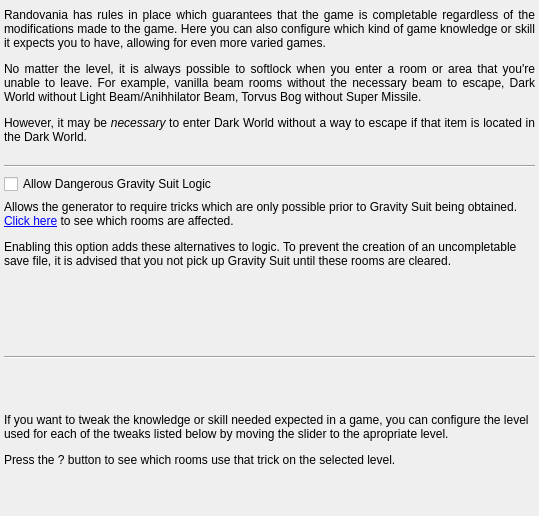
Above: randovania/gui/ui_files/preset_trick_level.ui from randovania/randovania before the change. Below: the same form after it.
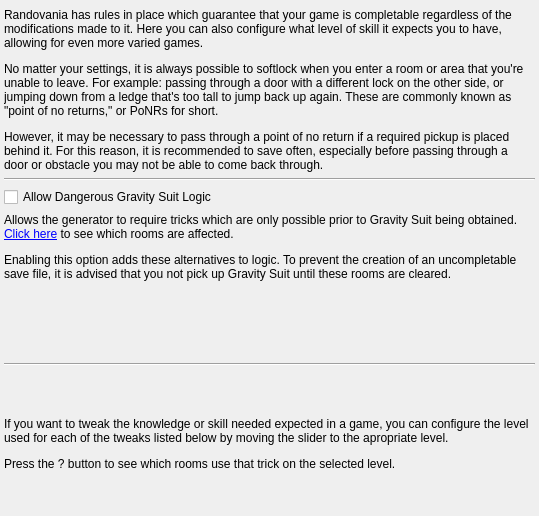
That is the form after the change.

Commit message: removed game-specific text in preset editor header

The edit to the form file:
```diff
--- a/randovania/gui/ui_files/preset_trick_level.ui
+++ b/randovania/gui/ui_files/preset_trick_level.ui
@@ -69,7 +69,7 @@
         <item>
          <widget class="QLabel" name="logic_description_label">
           <property name="text">
-           <string>&lt;html&gt;&lt;head/&gt;&lt;body&gt;&lt;p align=&quot;justify&quot;&gt;Randovania has rules in place which guarantees that the game is completable regardless of the modifications made to the game. Here you can also configure which kind of game knowledge or skill it expects you to have, allowing for even more varied games.&lt;/p&gt;&lt;p align=&quot;justify&quot;&gt;No matter the level, it is always possible to softlock when you enter a room or area that you're unable to leave. For example, vanilla beam rooms without the necessary beam to escape, Dark World without Light Beam/Anihhilator Beam, Torvus Bog without Super Missile.&lt;/p&gt;&lt;p align=&quot;justify&quot;&gt;However, it may be &lt;span style=&quot; font-style:italic;&quot;&gt;necessary&lt;/span&gt; to enter Dark World without a way to escape if that item is located in the Dark World.&lt;/p&gt;&lt;/body&gt;&lt;/html&gt;</string>
+           <string>&lt;html&gt;&lt;head/&gt;&lt;body&gt;&lt;p&gt;Randovania has rules in place which guarantee that your game is completable regardless of the modifications made to it. Here you can also configure what level of skill it expects you to have, allowing for even more varied games.&lt;/p&gt;&lt;p&gt;No matter your settings, it is always possible to softlock when you enter a room or area that you're unable to leave. For example: passing through a door with a different lock on the other side, or jumping down from a ledge that's too tall to jump back up again. These are commonly known as &amp;quot;point of no returns,&amp;quot; or PoNRs for short.&lt;/p&gt;&lt;p&gt;However, it may be necessary to pass through a point of no return if a required pickup is placed behind it. For this reason, it is recommended to save often, especially before passing through a door or obstacle you may not be able to come back through.&lt;/p&gt;&lt;/body&gt;&lt;/html&gt;</string>
           </property>
           <property name="alignment">
            <set>Qt::AlignLeading|Qt::AlignLeft|Qt::AlignTop</set>
```
Left out of the diff: 12 changed lines with no effect on the pictures. The commit also changes 5 other files.
